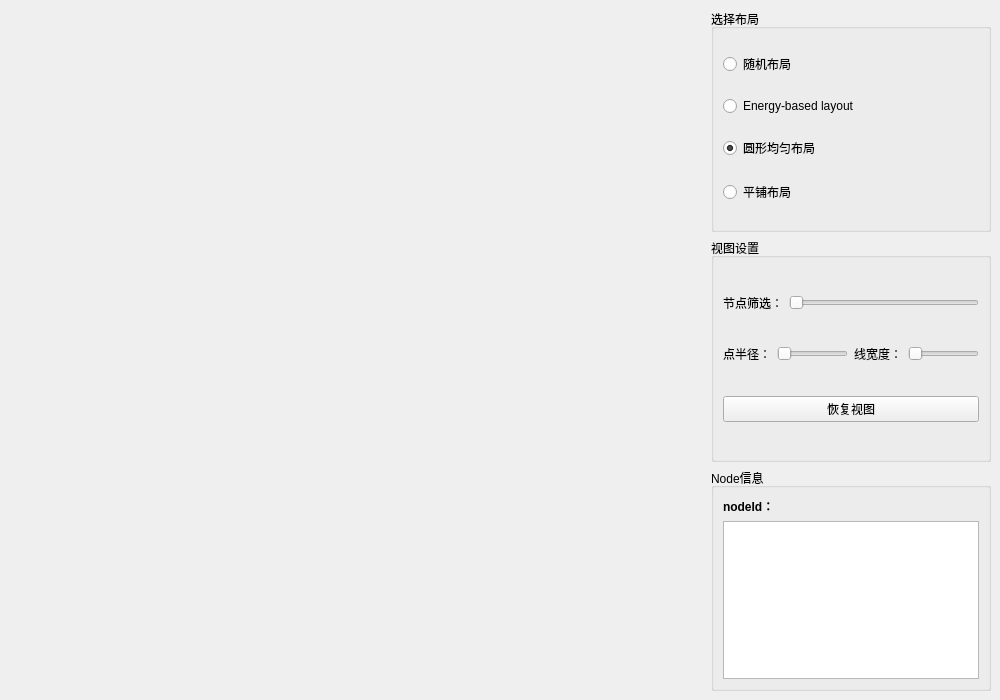
This is topicwindow.ui in Imanity/GraphView as Qt 5 draws it before an edit. The edited form follows.
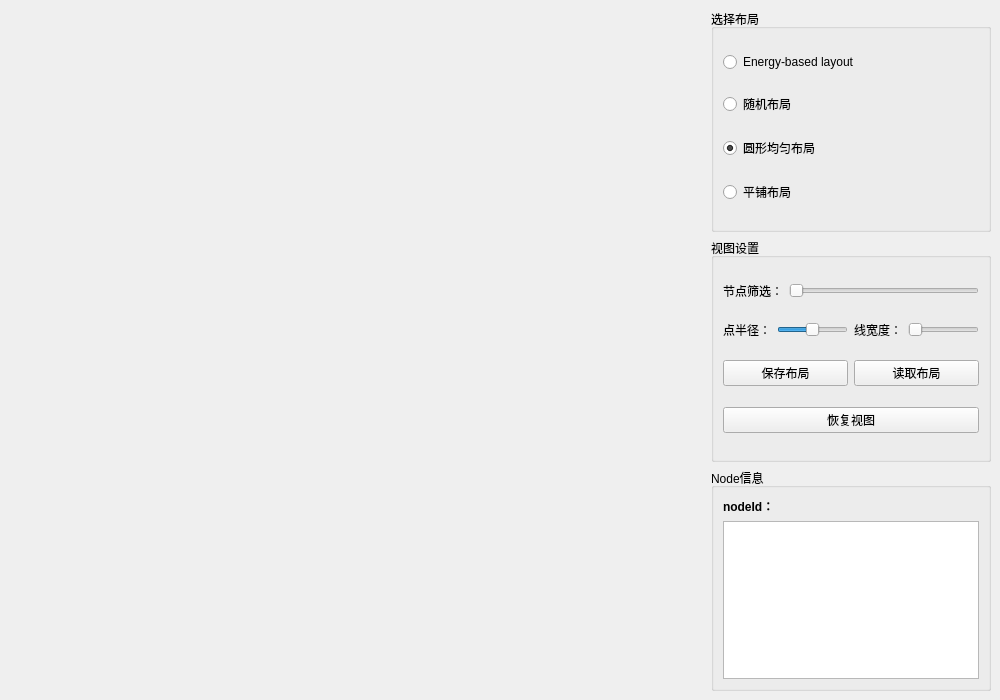
This is the edited form.

Commit message: 增加layout读写等功能

```diff
--- a/topicwindow.ui
+++ b/topicwindow.ui
@@ -57,16 +57,6 @@
          <string>选择布局</string>
         </property>
         <layout class="QVBoxLayout" name="verticalLayout">
-         <item>
-          <widget class="QRadioButton" name="randomLayoutButton">
-           <property name="focusPolicy">
-            <enum>Qt::NoFocus</enum>
-           </property>
-           <property name="text">
-            <string>随机布局</string>
-           </property>
-          </widget>
-         </item>
          <item>
           <widget class="QRadioButton" name="FmmmLayoutButton">
            <property name="focusPolicy">
@@ -77,6 +67,16 @@
            </property>
           </widget>
          </item>
+         <item>
+          <widget class="QRadioButton" name="randomLayoutButton">
+           <property name="focusPolicy">
+            <enum>Qt::NoFocus</enum>
+           </property>
+           <property name="text">
+            <string>随机布局</string>
+           </property>
+          </widget>
+         </item>
          <item>
           <widget class="QRadioButton" name="circleLayoutButton">
            <property name="focusPolicy">
@@ -173,6 +173,12 @@
                <property name="focusPolicy">
                 <enum>Qt::NoFocus</enum>
                </property>
+               <property name="maximum">
+                <number>8</number>
+               </property>
+               <property name="value">
+                <number>4</number>
+               </property>
                <property name="orientation">
                 <enum>Qt::Horizontal</enum>
                </property>
@@ -194,6 +200,15 @@
                <property name="focusPolicy">
                 <enum>Qt::NoFocus</enum>
                </property>
+               <property name="minimum">
+                <number>1</number>
+               </property>
+               <property name="maximum">
+                <number>6</number>
+               </property>
+               <property name="value">
+                <number>1</number>
+               </property>
                <property name="orientation">
                 <enum>Qt::Horizontal</enum>
                </property>
@@ -203,6 +218,24 @@
            </item>
           </layout>
          </item>
+         <item>
+          <layout class="QHBoxLayout" name="horizontalLayout_6">
+           <item>
+            <widget class="QPushButton" name="saveLayout">
+             <property name="text">
+              <string>保存布局</string>
+             </property>
+            </widget>
+           </item>
+           <item>
+            <widget class="QPushButton" name="loadLayout">
+             <property name="text">
+              <string>读取布局</string>
+             </property>
+            </widget>
+           </item>
+          </layout>
+         </item>
          <item>
           <widget class="QPushButton" name="resetView">
            <property name="focusPolicy">
```
The commit also changes 22 other files.
